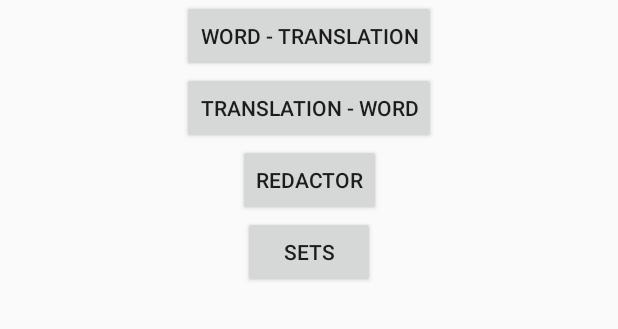
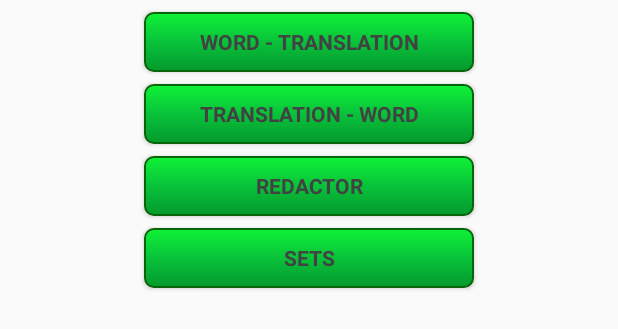
Before and after one commit to VolgoAK/WordLearning, an Android app: the layout fragment_start.xml on its own in the app's theme, with its tools: preview values and no code run, on a phone screen of 412 x 824 dp. Shown: the top 329 px of the screen. Run offline under Robolectric (Android 15) with nearby library versions, the phone set to English and light mode, and no system bars.

Commit message:
Layout of start fragment changed

```diff
--- a/app/src/main/res/layout/fragment_start.xml
+++ b/app/src/main/res/layout/fragment_start.xml
@@ -16,8 +16,7 @@
 
         <Button
             android:id="@+id/bt_word_trans_startfrag"
-            android:layout_width="wrap_content"
-            android:layout_height="wrap_content"
+            style="@style/MenuButton"
             android:text="@string/word_translation"
             android:onClick="@{() -> listener.startTrainingWTFragment()}"
             app:layout_constraintTop_toTopOf="parent"
@@ -26,8 +25,7 @@
 
         <Button
             android:id="@+id/bt_trans_word_startfrag"
-            android:layout_width="wrap_content"
-            android:layout_height="wrap_content"
+            style="@style/MenuButton"
             android:text="@string/translation_word"
             android:onClick="@{() -> listener.startTrainingTWFragment()}"
             app:layout_constraintLeft_toLeftOf="parent"
@@ -36,8 +34,7 @@
 
         <Button
             android:id="@+id/bt_redactor_startfrag"
-            android:layout_width="wrap_content"
-            android:layout_height="wrap_content"
+            style="@style/MenuButton"
             android:text="@string/start_redactor"
             android:onClick="@{() -> listener.startRedactorFragment()}"
             app:layout_constraintLeft_toLeftOf="parent"
@@ -46,8 +43,7 @@
 
         <Button
             android:id="@+id/bt_sets_startfrag"
-            android:layout_width="wrap_content"
-            android:layout_height="wrap_content"
+            style="@style/MenuButton"
             android:text="Sets"
             android:onClick="@{() -> listener.startSetsFragment()}"
             app:layout_constraintLeft_toLeftOf="parent"
--- a/app/src/main/res/menu/navigation_menu.xml
+++ b/app/src/main/res/menu/navigation_menu.xml
@@ -1,5 +1,9 @@
 <?xml version="1.0" encoding="utf-8"?>
 <menu xmlns:android="http://schemas.android.com/apk/res/android">
+
+    <item android:id="@+id/navigation_menu_to_home"
+        android:orderInCategory="50"
+        android:title="@string/to_home"/>
 
     <item android:id="@+id/navigation_menu_word_trans"
         android:orderInCategory="100"
--- a/app/src/main/res/values/colors.xml
+++ b/app/src/main/res/values/colors.xml
@@ -13,4 +13,5 @@
     <color name="orange">#ff7e0e</color>
     <color name="light_orange">#ffb109</color>
     <color name="semi_transparent_white">#ccffffff</color>
+    <color name="dark_gray">#424242</color>
 </resources>
--- a/app/src/main/res/values/dimens.xml
+++ b/app/src/main/res/values/dimens.xml
@@ -9,6 +9,8 @@
     <dimen name="views_small_margin">4dp</dimen>
     <dimen name="var_buttons_width">130dp</dimen>
     <dimen name="var_button_height">80dp</dimen>
+    <dimen name="menu_button_width">220dp</dimen>
+    <dimen name="menu_button_height">40dp</dimen>
     <dimen name="sets_card_height">60dp</dimen>
     <dimen name="list_divider_height">3dp</dimen>
 
--- a/app/src/main/res/values/strings.xml
+++ b/app/src/main/res/values/strings.xml
@@ -10,6 +10,7 @@
     <string name="sets">Sets</string>
     <string name="set">Set</string>
     <string name="exit">Exit</string>
+    <string name="to_home">Home</string>
 
     <string name="home">Home</string>
 
--- a/app/src/main/res/values/styles.xml
+++ b/app/src/main/res/values/styles.xml
@@ -17,4 +17,12 @@
         <item name="android:layout_margin">@dimen/views_horizontal_margin</item>
     </style>
 
+    <style name="MenuButton" parent="VarButton">
+        <item name="android:background">@drawable/green_button</item>
+        <item name="android:textStyle">bold</item>
+        <item name="android:textColor">@color/dark_gray</item>
+        <item name="android:layout_height">@dimen/menu_button_height</item>
+        <item name="android:layout_width">@dimen/menu_button_width</item>
+    </style>
+
 </resources>
```
Also changed, not shown: app/src/main/java/xyz/volgoak/wordlearning/MainActivity.java (+8 -0 lines).
